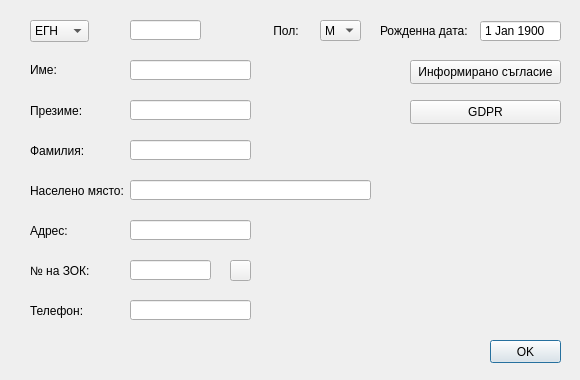
The window that src/View/Widgets/PatientFormDialog.ui (thefinalcutbg/DinoDent) describes before a commit, drawn with Qt 5.
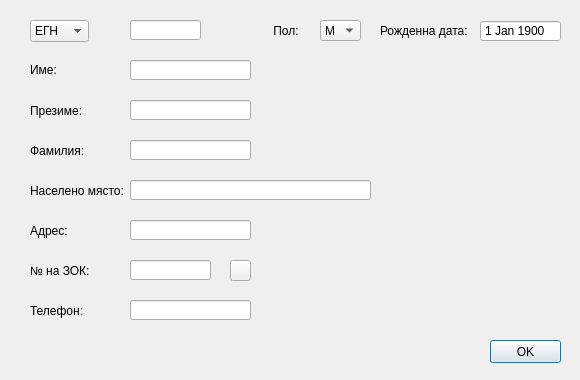
The same window after the commit. Custom widgets are drawn as their Qt base class.

Commit message: PatientDialog print options removed

```diff
--- a/src/View/Widgets/PatientFormDialog.ui
+++ b/src/View/Widgets/PatientFormDialog.ui
@@ -422,32 +422,6 @@
     <string/>
    </property>
   </widget>
-  <widget class="QPushButton" name="consentButton">
-   <property name="geometry">
-    <rect>
-     <x>410</x>
-     <y>60</y>
-     <width>151</width>
-     <height>24</height>
-    </rect>
-   </property>
-   <property name="text">
-    <string>Информирано съгласие</string>
-   </property>
-  </widget>
-  <widget class="QPushButton" name="gdprButton">
-   <property name="geometry">
-    <rect>
-     <x>410</x>
-     <y>100</y>
-     <width>151</width>
-     <height>24</height>
-    </rect>
-   </property>
-   <property name="text">
-    <string>GDPR</string>
-   </property>
-  </widget>
  </widget>
  <layoutdefault spacing="6" margin="11"/>
  <customwidgets>
```
Left out of the diff: 2 changed lines with no effect on the pictures. The commit also changes 4 other files.
